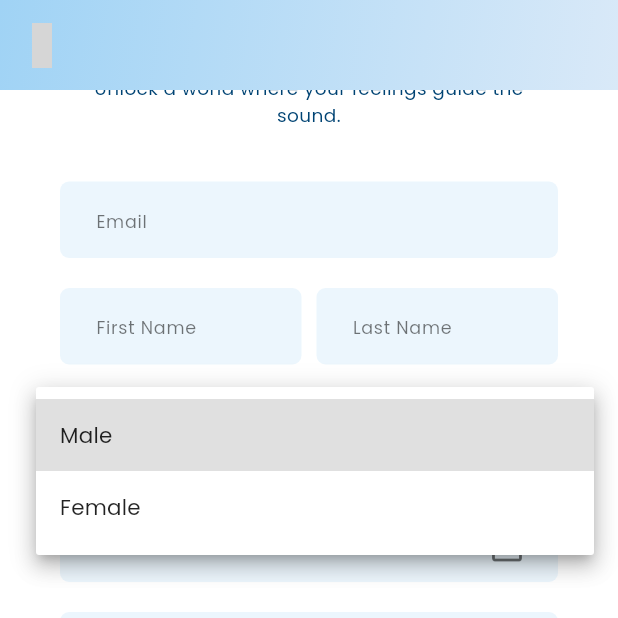
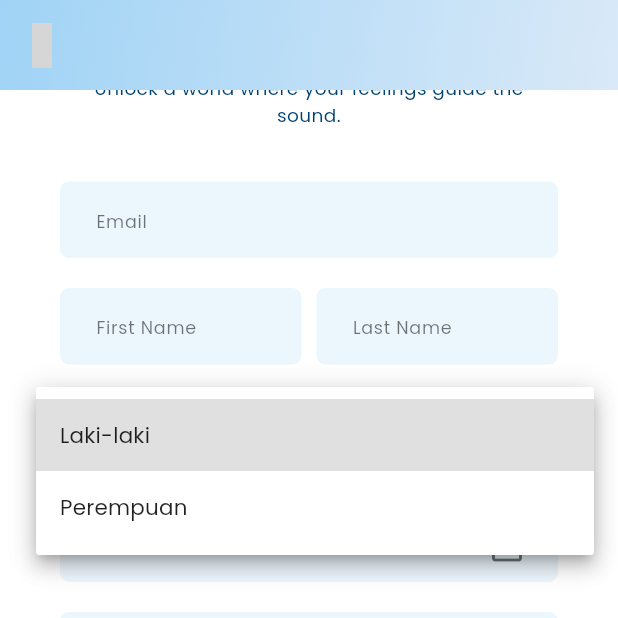
Before and after one commit to daffayudisaa/moodify_mobile, a Flutter app: the SignUpPage screen opened directly, scrolled down 60 dp, after a tap on "Gender", on a phone screen of 412 x 824 dp, the top half of it. Run offline on Flutter 3.47's test engine with Material 3 defaults, Android fonts, the phone set to English and light mode, and no system bars; our stand-ins replace bloc, camera, equatable, flutter_bloc, flutter_dotenv, hugeicons and 2 more; missing offline and left inert: spotify_sdk; grey boxes are pictures that could not be loaded.

Commit message:
feat: functionality for sign up

```diff
--- a/lib/presentation/bloc/auth/auth_event.dart
+++ b/lib/presentation/bloc/auth/auth_event.dart
@@ -18,3 +18,19 @@ class SignInRequested extends AuthEvent {
 }
 
 class SignOutRequested extends AuthEvent {}
+
+class SignUpRequested extends AuthEvent {
+  final String email;
+  final String password;
+  final String firstName;
+  final String lastName;
+  final String gender;
+  final String birthDate;
+
+  const SignUpRequested(this.email, this.password, this.firstName,
+      this.lastName, this.gender, this.birthDate);
+
+  @override
+  List<Object?> get props =>
+      [email, password, firstName, lastName, gender, birthDate];
+}
--- a/lib/presentation/pages/auth/sign_up.dart
+++ b/lib/presentation/pages/auth/sign_up.dart
@@ -1,4 +1,8 @@
 import 'package:flutter/material.dart';
+import 'package:flutter_bloc/flutter_bloc.dart';
+import 'package:moodify_mobile/presentation/bloc/auth/auth_bloc.dart';
+import 'package:moodify_mobile/presentation/bloc/auth/auth_event.dart';
+import 'package:moodify_mobile/presentation/bloc/auth/auth_state.dart';
 import 'package:hugeicons/hugeicons.dart';
 import 'package:moodify_mobile/utils/screen_utils.dart';
 import 'package:moodify_mobile/presentation/widgets/buttons/button.dart';
@@ -6,8 +10,21 @@ import 'package:moodify_mobile/presentation/widgets/form/dateofbirth_picker.dart
 import 'package:moodify_mobile/presentation/widgets/form/dropdown_dynamic.dart';
 import 'package:moodify_mobile/presentation/widgets/form/text_field.dart';
 
-class SignUpPage extends StatelessWidget {
+class SignUpPage extends StatefulWidget {
   const SignUpPage({super.key});
+
+  @override
+  State<SignUpPage> createState() => _SignUpPageState();
+}
+
+class _SignUpPageState extends State<SignUpPage> {
+  TextEditingController emailController = TextEditingController();
+  TextEditingController firstNameController = TextEditingController();
+  TextEditingController lastNameController = TextEditingController();
+  TextEditingController passwordController = TextEditingController();
+  TextEditingController confirmPasswordController = TextEditingController();
+  String? gender;
+  DateTime? birthdate;
 
   @override
   Widget build(BuildContext context) {
@@ -40,7 +57,34 @@ class SignUpPage extends StatelessWidget {
           ),
         ),
       ),
-        body: SingleChildScrollView(
+      body: BlocListener<AuthBloc, AuthState>(
+        listener: (context, state) {
+          if (state is AuthLoading) {
+            showDialog(
+              context: context,
+              barrierDismissible: false,
+              builder: (context) {
+                return const Center(
+                  child: CircularProgressIndicator(
+                    color: Colors.blue,
+                  ),
+                );
+              },
+            );
+          } else if (state is AuthAuthenticated) {
+            Navigator.pushNamedAndRemoveUntil(
+              context,
+              '/signin',
+              (Route<dynamic> route) => false,
+            );
+          } else if (state is AuthError) {
+            Navigator.of(context).pop();
+            ScaffoldMessenger.of(context).showSnackBar(
+              SnackBar(content: Text(state.message)),
+            );
+          }
+        },
+        child: SingleChildScrollView(
           child: Container(
             padding: const EdgeInsets.only(
               right: 40,
@@ -83,34 +127,56 @@ class SignUpPage extends StatelessWidget {
                   ),
                 ),
                 const SizedBox(height: 35),
-                const CustomTextField(hintText: 'Email'),
+                CustomTextField(controller: emailController, hintText: 'Email'),
                 const SizedBox(height: 20),
-                const Column(
+                Column(
                   mainAxisAlignment: MainAxisAlignment.spaceBetween,
                   children: [
                     Row(
                       children: [
                         Expanded(
-                          child: CustomTextField(hintText: 'First Name'),
+                          child: CustomTextField(
+                              controller: firstNameController,
+                              hintText: 'First Name'),
                         ),
                         SizedBox(width: 10),
                         Expanded(
-                          child: CustomTextField(hintText: 'Last Name'),
+                          child: CustomTextField(
+                              controller: lastNameController,
+                              hintText: 'Last Name'),
                         ),
                       ],
                     ),
                   ],
                 ),
                 const SizedBox(height: 20),
-                const DropdownDynamic(
-                    items: ['Male', 'Female'], text: 'Gender'),
+                DropdownDynamic(
+                  items: const ['Laki-laki', 'Perempuan'],
+                  text: 'Gender',
+                  initialValue: gender,
+                  enabled: true,
+                  onChanged: (value) {
+                    gender = value;
+                  },
+                ),
                 const SizedBox(height: 20),
-                const DateOfBirthInput(),
+                DateOfBirthInput(
+                  onDateChanged: (date) {
+                    setState(() {
+                      birthdate = date;
+                    });
+                  },
+                ),
                 const SizedBox(height: 20),
-                const CustomTextField(hintText: 'Password', obscureText: true),
+                CustomTextField(
+                    controller: passwordController,
+                    hintText: 'Password',
+                    obscureText: true),
                 const SizedBox(height: 20),
-                const CustomTextField(
-                    hintText: 'Confirm Password', obscureText: true),
+                CustomTextField(
+                    controller: confirmPasswordController,
+                    hintText: 'Confirm Password',
+                    obscureText: true),
                 const SizedBox(height: 30),
                 Row(
                   children: [
@@ -119,11 +185,37 @@ class SignUpPage extends StatelessWidget {
                         color: Color(0xFF42B1FF),
                         text: 'Create Account',
                         onTap: () {
-                          Navigator.pushNamedAndRemoveUntil(
-                            context,
-                            '/signin',
-                            (Route<dynamic> route) => false,
+                          // Validation: Check if any required field is empty
+                          if (emailController.text.isEmpty ||
+                              firstNameController.text.isEmpty ||
+                              lastNameController.text.isEmpty ||
+                              passwordController.text.isEmpty ||
+                              confirmPasswordController.text.isEmpty ||
+                              gender == null ||
+                              birthdate == null) {
+                            ScaffoldMessenger.of(context).showSnackBar(
+                              const SnackBar(
+                                  content: Text("Please fill all fields")),
                             );
+                          } else if (passwordController.text !=
+                              confirmPasswordController.text) {
+                            ScaffoldMessenger.of(context).showSnackBar(
+                              const SnackBar(
+                                  content: Text("Passwords do not match")),
+                            );
+                          } else {
+                            BlocProvider.of<AuthBloc>(context).add(
+                              SignUpRequested(
+                                emailController.text,
+                                passwordController.text,
+                                firstNameController.text,
+                                lastNameController.text,
+                                gender ?? '',
+                                birthdate?.toIso8601String() ??
+                                    DateTime.now().toIso8601String(),
+                              ),
+                            );
+                          }
                         },
                       ),
                     ),
@@ -168,6 +260,8 @@ class SignUpPage extends StatelessWidget {
               ],
             ),
           ),
-        ));
+        ),
+      ),
+    );
   }
 }
--- a/lib/presentation/widgets/form/dateofbirth_picker.dart
+++ b/lib/presentation/widgets/form/dateofbirth_picker.dart
@@ -4,9 +4,14 @@ import 'package:moodify_mobile/utils/screen_utils.dart';
 class DateOfBirthInput extends StatefulWidget {
   final TextEditingController? controller;
   final bool? enabled;
+  final Function(DateTime?)? onDateChanged; // Add onDateChanged callback
 
-  const DateOfBirthInput({Key? key, this.controller, this.enabled})
-      : super(key: key);
+  const DateOfBirthInput({
+    Key? key,
+    this.controller,
+    this.enabled,
+    this.onDateChanged, // Accept the callback in the constructor
+  }) : super(key: key);
 
   @override
   _DateOfBirthInputState createState() => _DateOfBirthInputState();
@@ -57,6 +62,10 @@ class _DateOfBirthInputState extends State<DateOfBirthInput> {
           _dateController.text =
               "${pickedDate.day.toString().padLeft(2, '0')}-${pickedDate.month.toString().padLeft(2, '0')}-${pickedDate.year}";
         });
+        if (widget.onDateChanged != null) {
+          widget
+              .onDateChanged!(pickedDate); // Trigger the onDateChanged callback
+        }
       }
     }
   }
--- a/lib/presentation/widgets/form/dropdown_dynamic.dart
+++ b/lib/presentation/widgets/form/dropdown_dynamic.dart
@@ -6,6 +6,7 @@ class DropdownDynamic extends StatefulWidget {
   final List<String> items;
   final String? initialValue;
   final bool? enabled;
+  final ValueChanged<String?>? onChanged; // Add the onChanged callback here
 
   const DropdownDynamic({
     super.key,
@@ -13,6 +14,7 @@ class DropdownDynamic extends StatefulWidget {
     required this.text,
     this.initialValue,
     this.enabled,
+    this.onChanged, // Pass the callback as a parameter
   });
 
   @override
@@ -98,6 +100,9 @@ class _DropdownDynamicState extends State<DropdownDynamic> {
               setState(() {
                 selectedValue = value;
               });
+              if (widget.onChanged != null) {
+                widget.onChanged!(value); // Call the passed callback
+              }
             },
     );
   }
```
Also changed, not shown: lib/presentation/bloc/auth/auth_bloc.dart (+41 -0 lines). Lines whose indentation alone changed are shown as unchanged.
